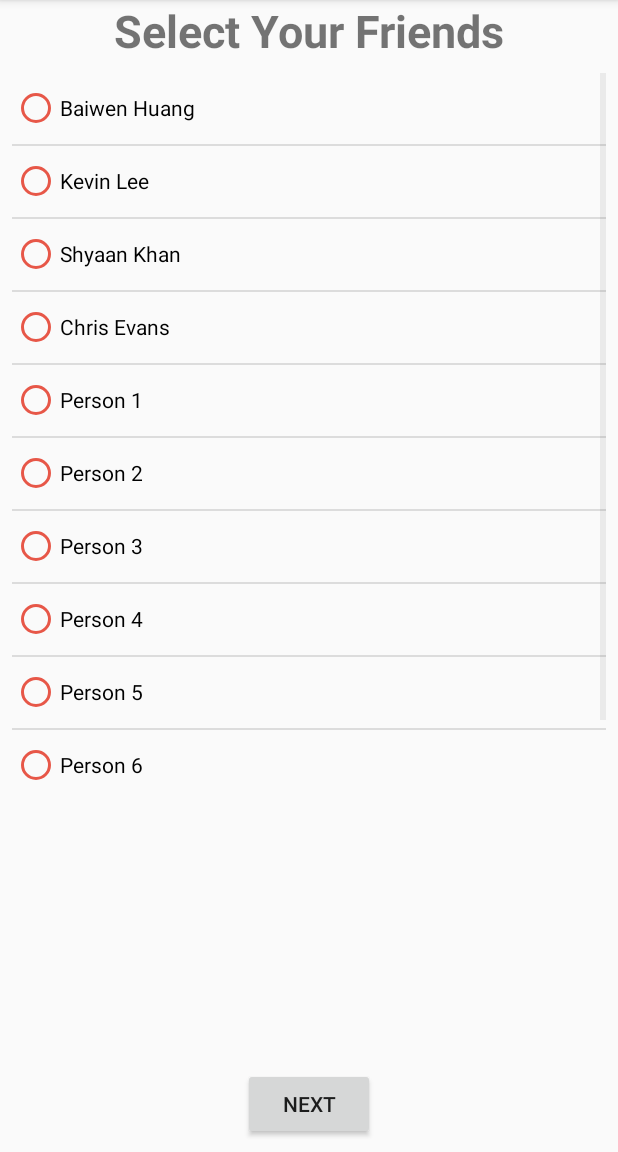
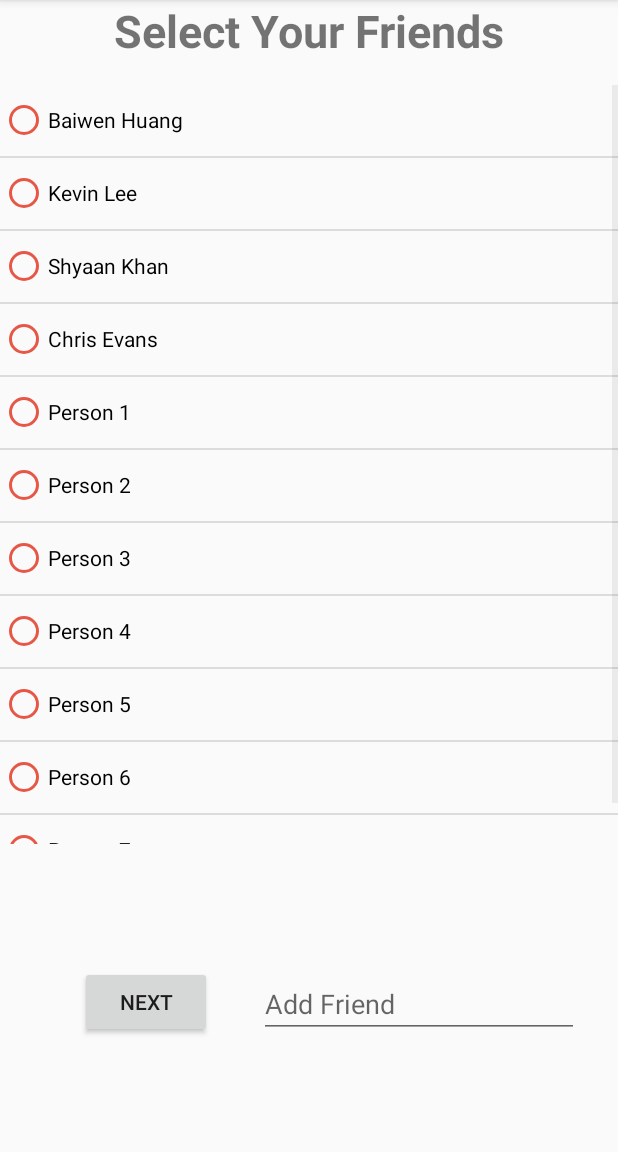
Before and after one commit to GummyVites/Reciept, an Android app: the splitBill screen opened directly, with no data from a screen before it, on a phone screen of 412 x 824 dp, the part 84-1236 px from its top. Run offline under Robolectric (Android 15) with nearby library versions, the phone set to English and light mode, and no system bars.

Commit message:
added an option to add people

```diff
--- a/app/src/main/res/layout/select_friends_activity.xml
+++ b/app/src/main/res/layout/select_friends_activity.xml
@@ -1,48 +1,66 @@
 <?xml version="1.0" encoding="utf-8"?>
 <android.support.constraint.ConstraintLayout xmlns:android="http://schemas.android.com/apk/res/android"
     xmlns:app="http://schemas.android.com/apk/res-auto"
-    xmlns:tools="http://schemas.android.com/tools" android:layout_width="match_parent"
+    xmlns:fab="http://schemas.android.com/apk/res-auto"
+    xmlns:tools="http://schemas.android.com/tools"
+    android:layout_width="match_parent"
     android:layout_height="match_parent"
-    tools:context="com.example.kevinlee.buttonboy.splitBill"
-    xmlns:fab="http://schemas.android.com/apk/res-auto">
+    tools:context="com.example.kevinlee.buttonboy.splitBill">
 
 
     <ListView
         android:id="@+id/listview"
-        android:layout_width="match_parent"
-        android:layout_height="480dp"
-        app:layout_constraintTop_toBottomOf="@id/selectFriendsTitle"
-        android:layout_marginBottom="60dp"
-        android:layout_marginEnd="8dp"
-        android:layout_marginStart="8dp"
+        android:layout_width="0dp"
+        android:layout_height="0dp"
+        android:layout_marginBottom="205dp"
         android:layout_marginTop="8dp"
-        app:layout_constraintHorizontal_bias="1.0"
 
-        />
+        app:layout_constraintBottom_toBottomOf="parent"
+        app:layout_constraintEnd_toEndOf="parent"
+        app:layout_constraintStart_toStartOf="parent"
+        app:layout_constraintTop_toBottomOf="@+id/selectFriendsTitle" />
 
     <Button
         android:id="@+id/nextBtn"
         android:layout_width="wrap_content"
         android:layout_height="wrap_content"
-        android:layout_marginBottom="8dp"
-        android:layout_marginEnd="8dp"
-        android:layout_marginStart="8dp"
+        android:layout_marginBottom="76dp"
+        android:layout_marginEnd="6dp"
+        android:layout_marginStart="27dp"
         android:text="Next"
         app:layout_constraintBottom_toBottomOf="parent"
         app:layout_constraintEnd_toEndOf="parent"
+        app:layout_constraintEnd_toStartOf="@+id/friendName"
+        app:layout_constraintHorizontal_bias="0.125"
         app:layout_constraintStart_toStartOf="parent" />
 
 
     <TextView
         android:id="@+id/selectFriendsTitle"
-        android:layout_width="match_parent"
+        android:layout_width="0dp"
         android:layout_height="wrap_content"
+        android:layout_marginBottom="8dp"
+        android:fontFamily="sans-serif"
+        android:gravity="center"
         android:text="Select Your Friends"
-        android:gravity="center"
-        android:fontFamily="sans-serif"
+        android:textSize="30sp"
         android:textStyle="bold"
-        android:textSize="30sp"
-        />
+        app:layout_constraintBottom_toTopOf="@+id/listview"
+        app:layout_constraintEnd_toEndOf="parent"
+        app:layout_constraintStart_toStartOf="parent"
+        app:layout_constraintTop_toTopOf="parent" />
+
+    <EditText
+        android:id="@+id/friendName"
+        android:layout_width="wrap_content"
+        android:layout_height="wrap_content"
+        android:ems="10"
+        android:hint="Add Friend"
+        android:inputType="textPersonName"
+        app:layout_constraintBottom_toBottomOf="@+id/nextBtn"
+        app:layout_constraintEnd_toEndOf="parent"
+        app:layout_constraintHorizontal_bias="0.703"
+        app:layout_constraintStart_toEndOf="@+id/nextBtn" />
 
 
 </android.support.constraint.ConstraintLayout>
```
Also changed, not shown: app/src/main/java/com/example/kevinlee/buttonboy/splitBill.java (+38 -2 lines).
